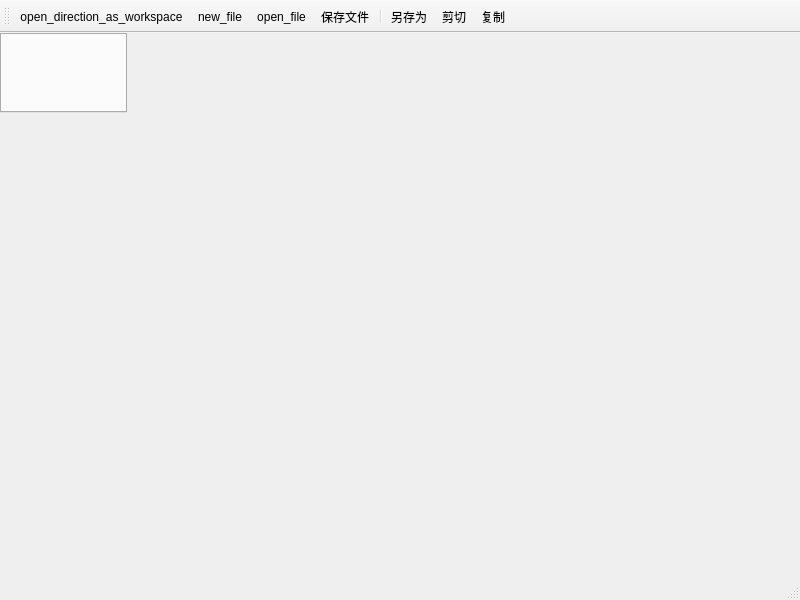
Qt form mainwindow.ui (RutenunexJX/ZeroSlack) before a commit.
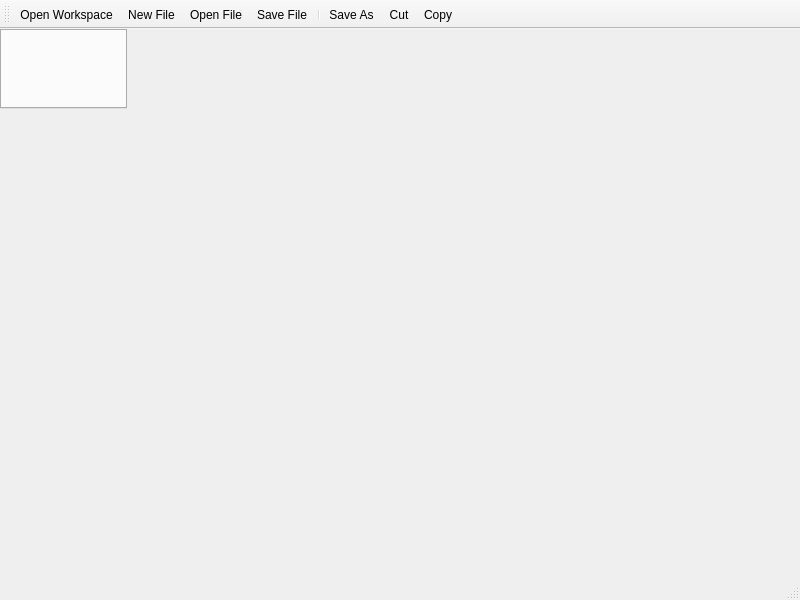
The same form after that commit. Icons and pictures are not drawn.

The edit to the form file:
```diff
--- a/mainwindow.ui
+++ b/mainwindow.ui
@@ -76,7 +76,7 @@
   </widget>
   <action name="new_file">
    <property name="text">
-    <string>new_file</string>
+    <string>New File</string>
    </property>
    <property name="toolTip">
     <string>new_file</string>
@@ -84,7 +84,7 @@
   </action>
   <action name="open_file">
    <property name="text">
-    <string>open_file</string>
+    <string>Open File</string>
    </property>
    <property name="toolTip">
     <string>open_file</string>
@@ -96,7 +96,7 @@
      <normaloff>:/images/images/temp.png</normaloff>:/images/images/temp.png</iconset>
    </property>
    <property name="text">
-    <string>保存文件</string>
+    <string>Save File</string>
    </property>
    <property name="shortcut">
     <string>Ctrl+S</string>
@@ -108,7 +108,7 @@
      <normaloff>:/images/images/temp.png</normaloff>:/images/images/temp.png</iconset>
    </property>
    <property name="text">
-    <string>另存为</string>
+    <string>Save As</string>
    </property>
   </action>
   <action name="paste">
@@ -129,7 +129,7 @@
      <normaloff>:/images/images/temp.png</normaloff>:/images/images/temp.png</iconset>
    </property>
    <property name="text">
-    <string>剪切</string>
+    <string>Cut</string>
    </property>
    <property name="shortcut">
     <string>Ctrl+X</string>
@@ -141,7 +141,7 @@
      <normaloff>:/images/images/temp.png</normaloff>:/images/images/temp.png</iconset>
    </property>
    <property name="text">
-    <string>复制</string>
+    <string>Copy</string>
    </property>
    <property name="shortcut">
     <string>Ctrl+C</string>
@@ -206,7 +206,7 @@
   </action>
   <action name="open_direction_as_workspace">
    <property name="text">
-    <string>open_direction_as_workspace</string>
+    <string>Open Workspace</string>
    </property>
    <property name="toolTip">
     <string>open_direction_as_workspace</string>
```
Left out of the diff: 18 changed lines with no effect on the pictures.
